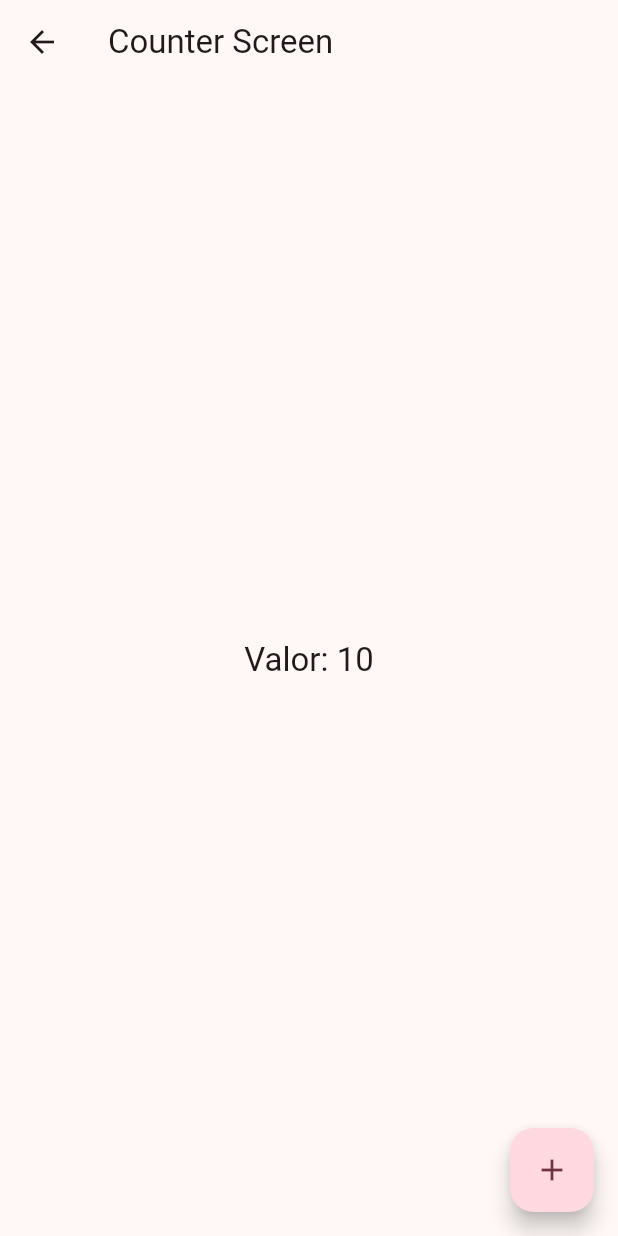
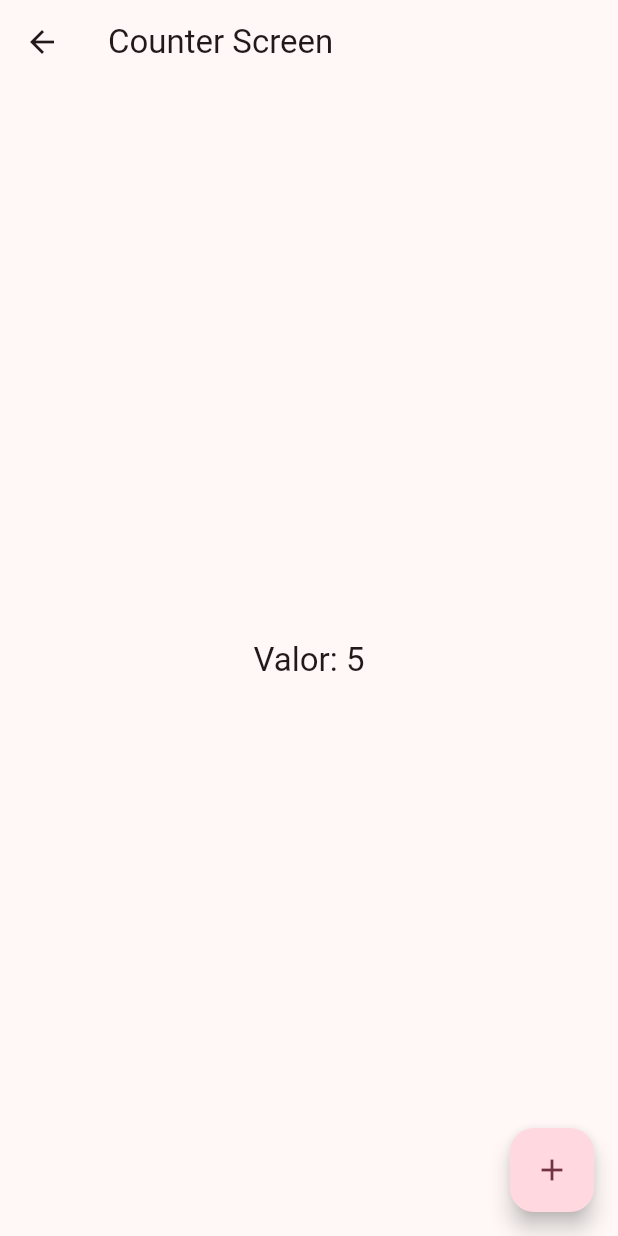
Before and after one commit to Flutter-Course-DDominguez/WidgetsApp, a Flutter app: the screen it shows after launch, after a tap on "Contador", on a phone screen of 412 x 824 dp. Run offline on Flutter 3.47's test engine with Material 3 defaults, Android fonts, the phone set to English and light mode, and no system bars; our stand-ins replace animate_do, flutter_riverpod, go_router.

Commit message:
Counter with riverpod finished

```diff
--- a/lib/main.dart
+++ b/lib/main.dart
@@ -1,10 +1,10 @@
 import 'package:flutter/material.dart';
+import 'package:flutter_riverpod/flutter_riverpod.dart';
 import 'package:widgets_app/config/router/app_router.dart';
 import 'package:widgets_app/config/theme/app_theme.dart';
 
-
 void main() {
-  runApp(const MainApp());
+  runApp(const ProviderScope(child: MainApp()));
 }
 
 class MainApp extends StatelessWidget {
@@ -17,7 +17,6 @@ class MainApp extends StatelessWidget {
       routerConfig: appRouter,
       debugShowCheckedModeBanner: false,
       theme: AppTheme(selectedColor: 6).getTheme(),
-
     );
   }
 }
--- /dev/null
+++ b/lib/presentation/providers/counter_provider.dart
@@ -0,0 +1,3 @@
+import 'package:flutter_riverpod/flutter_riverpod.dart';
+
+final counterProvider = StateProvider<int>((ref) => 5);
--- a/lib/presentation/screens/counter/counter_screen.dart
+++ b/lib/presentation/screens/counter/counter_screen.dart
@@ -1,13 +1,16 @@
 import 'package:flutter/material.dart';
+import 'package:flutter_riverpod/flutter_riverpod.dart';
+import 'package:widgets_app/presentation/providers/counter_provider.dart';
 
-class CounterScreen extends StatelessWidget {
+class CounterScreen extends ConsumerWidget {
   static const String name = 'counter_screen';
 
   const CounterScreen({super.key});
 
   @override
-  Widget build(BuildContext context) {
+  Widget build(BuildContext context, WidgetRef ref) {
     final titleStyle = Theme.of(context).textTheme.titleLarge;
+    final int clickCounter = ref.watch(counterProvider);
 
     return Scaffold(
       appBar: AppBar(
@@ -18,14 +21,17 @@ class CounterScreen extends StatelessWidget {
           mainAxisAlignment: MainAxisAlignment.center,
           children: [
             Text(
-              'Valor: 10',
+              'Valor: $clickCounter',
               style: titleStyle,
             )
           ],
         ),
       ),
       floatingActionButton: FloatingActionButton(
-        onPressed: () {},
+        onPressed: () {
+          ref.read(counterProvider.notifier).state++;
+          // ref.read(counterProvider.notifier).update((state) => state + 1);
+        },
         child: const Icon(Icons.add),
       ),
     );
--- a/pubspec.yaml
+++ b/pubspec.yaml
@@ -10,6 +10,7 @@ dependencies:
   animate_do: ^3.3.4
   flutter:
     sdk: flutter
+  flutter_riverpod: ^2.5.1
   go_router: ^14.1.4
 
 dev_dependencies:
```
Also changed, not shown: pubspec.lock.
